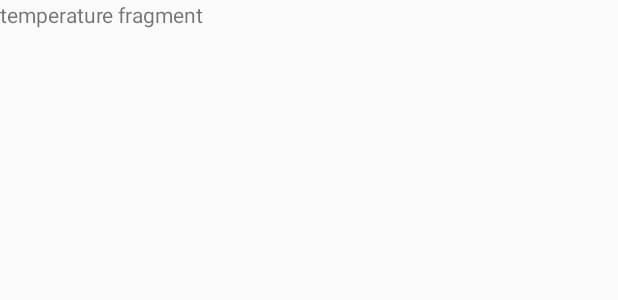
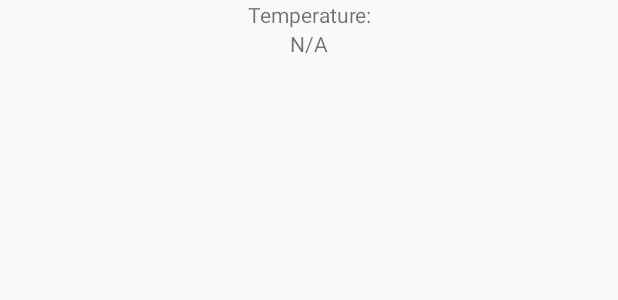
Before and after one commit to Smith-Jake/SafeGarage-Mobile, an Android app: the layout fragment_temperature.xml on its own in the app's theme, with its tools: preview values and no code run, on a phone screen of 412 x 824 dp. Shown: the top 300 px of the screen. Run offline under Robolectric (Android 15) with nearby library versions, the phone set to English and light mode, and no system bars.

Commit message:
designed the temperature fragment

```diff
--- a/SafeGarage_Mobile/app/src/main/res/layout/fragment_temperature.xml
+++ b/SafeGarage_Mobile/app/src/main/res/layout/fragment_temperature.xml
@@ -5,10 +5,25 @@
     android:layout_height="match_parent"
     tools:context=".fragments.TemperatureFragment">
 
-    <!-- TODO: Update blank fragment layout -->
-    <TextView
+    <LinearLayout
         android:layout_width="match_parent"
-        android:layout_height="match_parent"
-        android:text="@string/temperature_fragment" />
+        android:layout_height="wrap_content"
+        android:layout_gravity="top"
+        android:orientation="vertical">
 
+        <TextView
+            android:id="@+id/tempLabel"
+            android:layout_width="match_parent"
+            android:layout_height="wrap_content"
+            android:gravity="center"
+            android:text="@string/temp_label" />
+
+        <TextView
+            android:id="@+id/tempText"
+            android:layout_width="match_parent"
+            android:layout_height="wrap_content"
+            android:layout_gravity="center"
+            android:gravity="center"
+            android:text="@string/temp_text" />
+    </LinearLayout>
 </ScrollView>
--- a/SafeGarage_Mobile/app/src/main/res/values/strings.xml
+++ b/SafeGarage_Mobile/app/src/main/res/values/strings.xml
@@ -7,4 +7,6 @@
     <string name="temperature_fragment">temperature fragment</string>
     <string name="set_closing_time">Set Closing Time</string>
     <string name="pair">Pair/Unpair</string>
+    <string name="temp_label">Temperature:</string>
+    <string name="temp_text">N/A</string>
 </resources>
```
